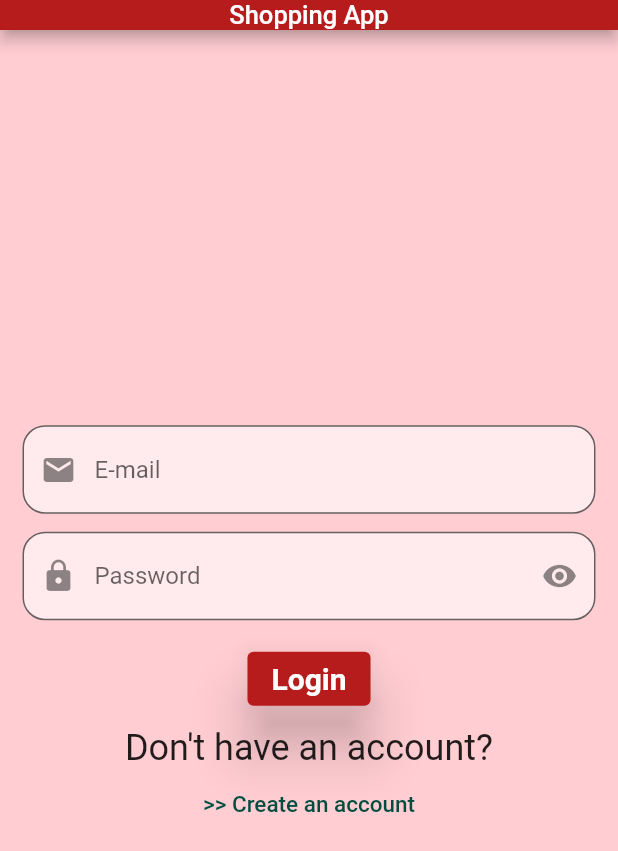
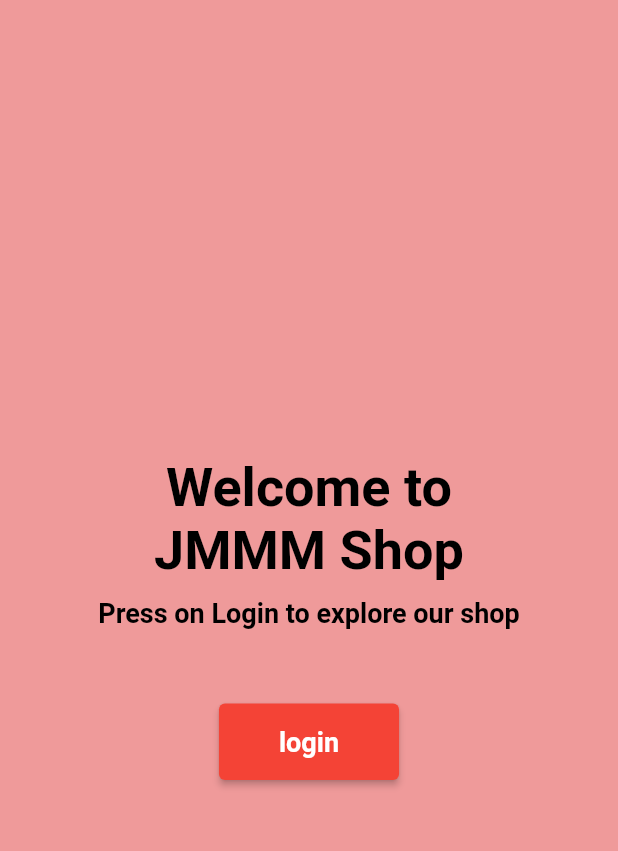
Before and after one commit to MuhammadFaizan5478/shop-flutter, a Flutter app: the first screen one second after launch, on a phone screen of 412 x 824 dp. Shown: the top 851 px of the screen. Run offline on Flutter 3.47's test engine with Material 2 defaults, Android fonts, the phone set to English and light mode, and no system bars; our stand-ins replace curved_labeled_navigation_bar, firebase_auth, firebase_core, shimmer; accounts and stored records are empty.

Commit message:
Update main.dart

```diff
--- a/lib/main.dart
+++ b/lib/main.dart
@@ -1,23 +1,82 @@
 import 'package:flutter/material.dart';
 import 'package:shopping_app/login.dart';
 import 'package:firebase_core/firebase_core.dart';
+import 'dart:async';
 
-
-void main() async{
+void main() async {
   WidgetsFlutterBinding.ensureInitialized();
   await Firebase.initializeApp();
-  runApp(const MyApp());
+  runApp(MaterialApp(
+    color: Colors.grey,
+    debugShowCheckedModeBanner: false,
+    home: SplashScreen(),
+    routes: {
+      '/login': (context) => const loginpage(),
+    },
+  ));
 }
 
-class MyApp extends StatelessWidget {
-  const MyApp({Key? key}) : super(key: key);
+class SplashScreen extends StatefulWidget {
+  @override
+  _SplashScreenState createState() => _SplashScreenState();
+}
 
-  // This widget is the root of your application.
+class _SplashScreenState extends State<SplashScreen> {
+  @override
+  void initState() {
+    super.initState();
+    Timer(const Duration(seconds: 5), navigateToNoteList);
+  }
+
+  void navigateToNoteList() {
+    Navigator.pushReplacement(
+      context,
+      MaterialPageRoute(builder: (context) => loginpage()),
+    );
+  }
+
   @override
   Widget build(BuildContext context) {
-    return const MaterialApp(
-      debugShowCheckedModeBanner: false,
-      home: loginpage()
+    return Scaffold(
+      backgroundColor: Colors.red[200],
+      body: Padding(
+        padding: const EdgeInsets.all(50.0),
+        child: Center(
+          child: Column(
+            crossAxisAlignment: CrossAxisAlignment.center,
+            mainAxisAlignment: MainAxisAlignment.center,
+            children: [
+              const Text(
+                'Welcome to JMMM Shop',
+                textAlign: TextAlign.center,
+                style: TextStyle(fontSize: 36.0, fontWeight: FontWeight.bold, color: Colors.black),
+              ),
+              const SizedBox(height: 10.0),
+              const Text(
+                'Press on Login to explore our shop',
+                textAlign: TextAlign.center,
+                style: TextStyle(fontSize: 18.0, fontWeight: FontWeight.w600, color: Colors.black),
+              ),
+              const SizedBox(height: 50),
+              ElevatedButton(
+                onPressed: navigateToNoteList,
+                style: ElevatedButton.styleFrom(
+                  padding: const EdgeInsets.symmetric(vertical: 15.0, horizontal: 40.0),
+                  backgroundColor: Colors.red,
+                ),
+                child: const Text(
+                  'login',
+                  style: TextStyle(
+                    color: Colors.white,
+                    fontSize: 18.0,
+                    fontWeight: FontWeight.w600,
+                  ),
+                ),
+              ),
+            ],
+          ),
+        ),
+      ),
     );
   }
 }
```
